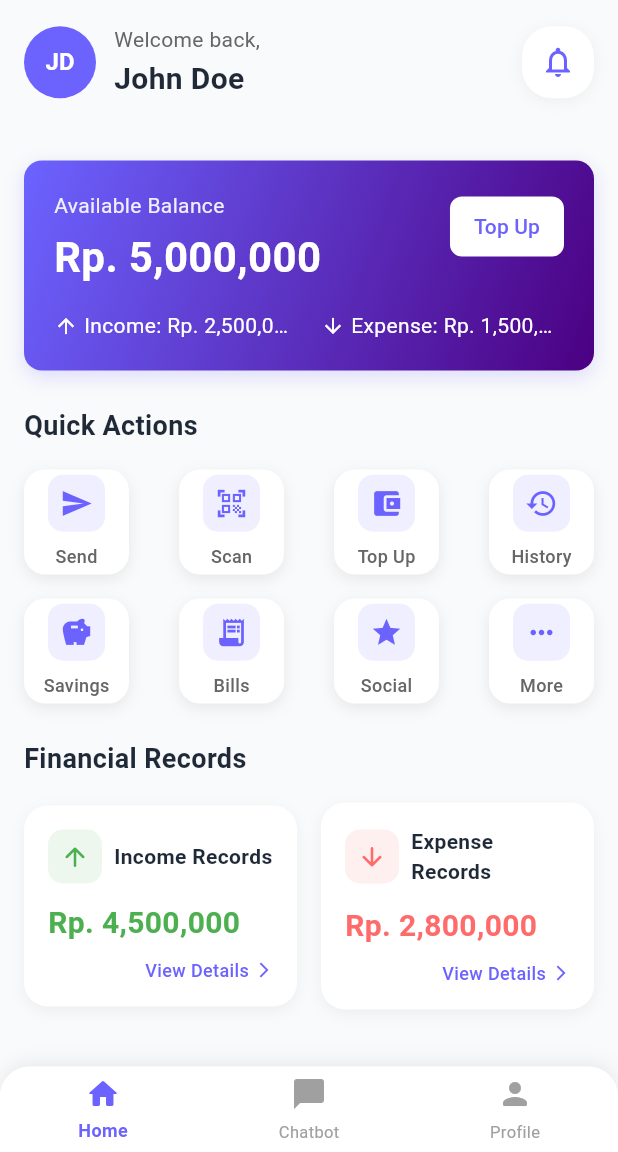
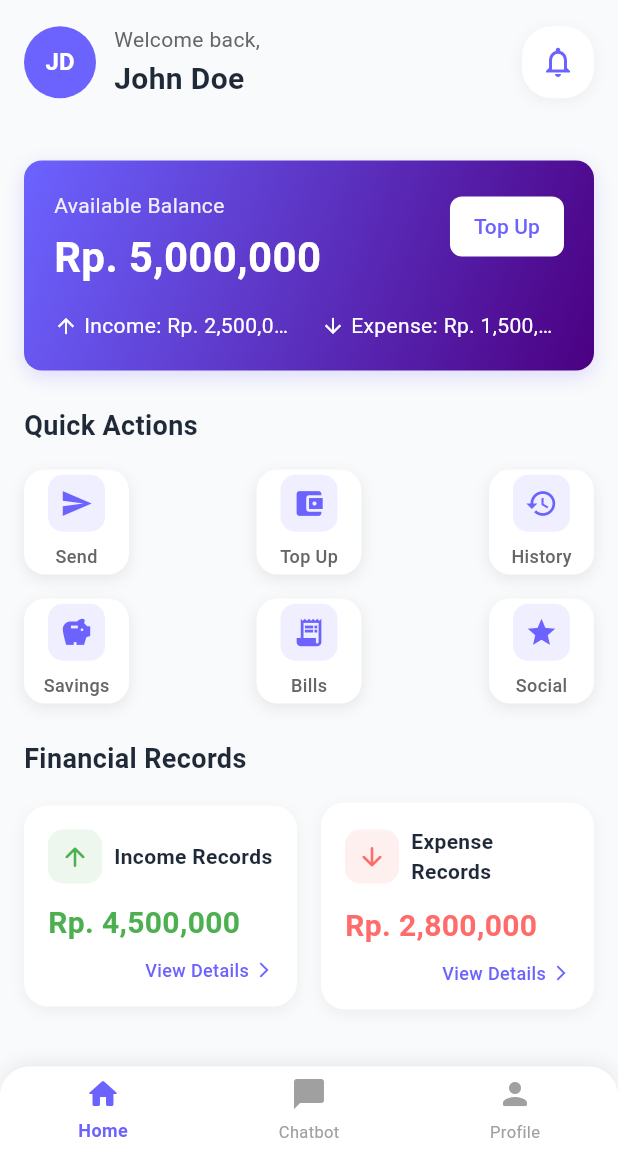
Before and after one commit to ThePayPlus/PayPlus_Mobile, a Flutter app: the HomeView screen opened by its route, on a phone screen of 412 x 824 dp, the part 84-1236 px from its top. Run offline on Flutter 3.47's test engine with Material 3 defaults, Android fonts, the phone set to English and light mode, and no system bars; our stand-ins replace fl_chart, get.

Commit message:
[view] hapus bagian sortcut

```diff
--- a/lib/app/modules/home/views/home_view.dart
+++ b/lib/app/modules/home/views/home_view.dart
@@ -314,11 +314,6 @@ class HomeView extends GetView<HomeController> {
               onTap: () {},
             ),
             _buildQuickActionButton(
-              icon: Icons.qr_code_scanner,
-              label: 'Scan',
-              onTap: () {},
-            ),
-            _buildQuickActionButton(
               icon: Icons.account_balance_wallet,
               label: 'Top Up',
               onTap: () {},
@@ -347,11 +342,6 @@ class HomeView extends GetView<HomeController> {
             _buildQuickActionButton(
               icon: Icons.star,
               label: 'Social',
-              onTap: () {},
-            ),
-            _buildQuickActionButton(
-              icon: Icons.more_horiz,
-              label: 'More',
               onTap: () {},
             ),
           ],
```
